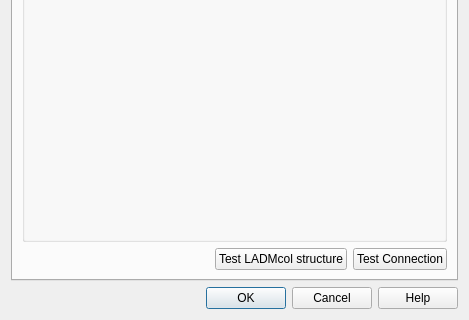
Before: the Qt Designer form asistente_ladm_col/ui/settings_dialog.ui in SwissTierrasColombia/Asistente-LADM-COL, drawn with Qt 5; both pictures show x 0 to 469 and y 166 to 486 of the 469 by 486 pixel window.
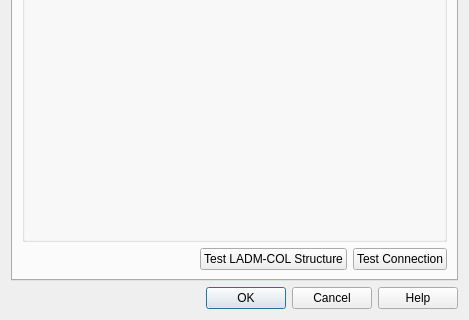
After: the same form once the commit is applied. Icons and pictures are not drawn. Custom widgets are drawn as their Qt base class.

Commit message: [db] Adjust some messages from test_connection() for PG

What changed in the file:
```diff
--- a/asistente_ladm_col/ui/settings_dialog.ui
+++ b/asistente_ladm_col/ui/settings_dialog.ui
@@ -48,7 +48,7 @@
          <item>
           <widget class="QPushButton" name="btn_test_ladm_col_structure">
            <property name="text">
-            <string>Test LADMcol structure</string>
+            <string>Test LADM-COL Structure</string>
            </property>
           </widget>
          </item>
```
The commit also changes 1 other file.
